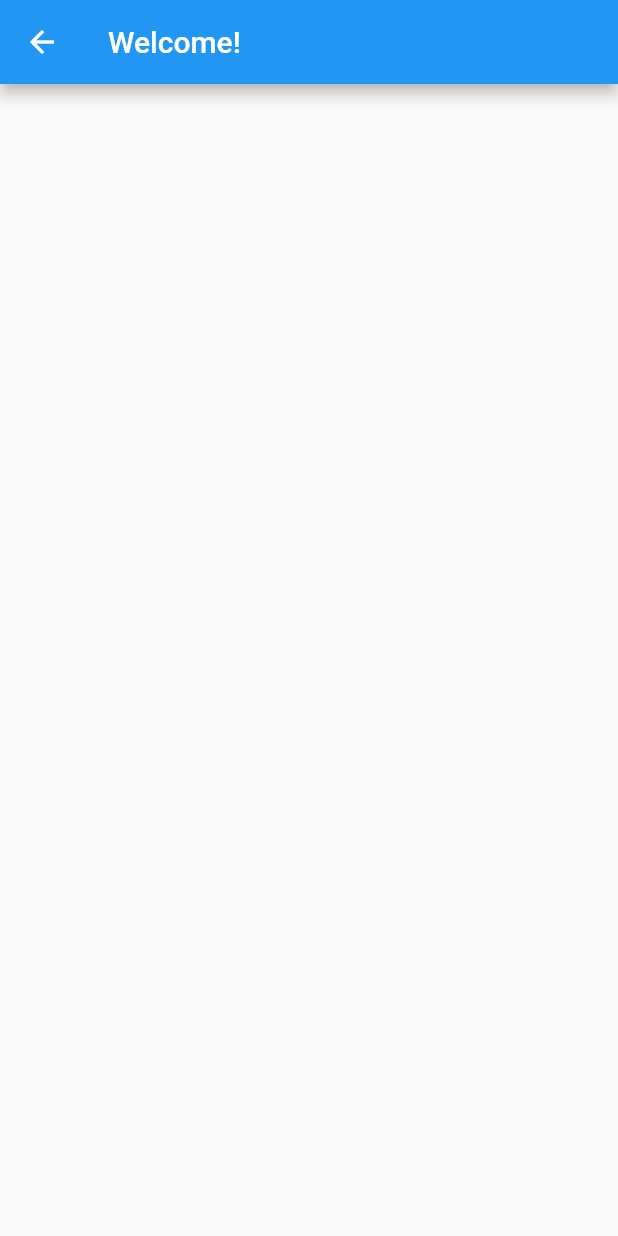
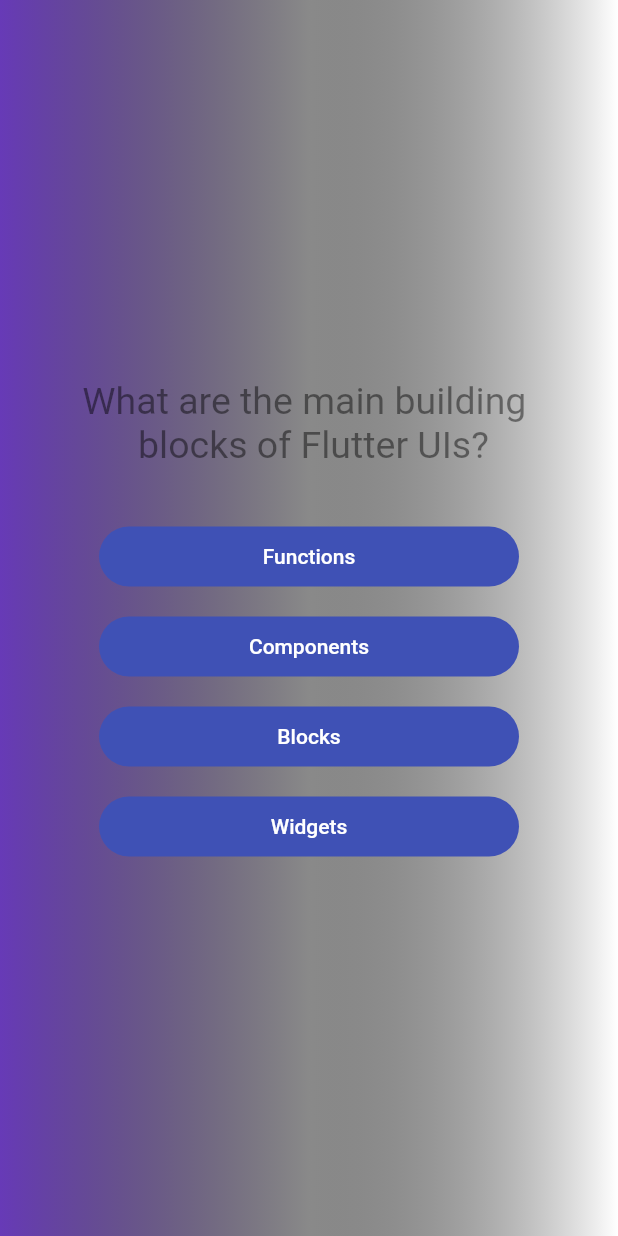
Before and after one commit to AdityaAmbhore/quiz_app, a Flutter app: the screen it shows after launch, after a tap on "Star Quiz", on a phone screen of 412 x 824 dp. Run offline on Flutter 3.47's test engine with Material 2 defaults, Android fonts, the phone set to English and light mode, and no system bars.

Commit message:
create quiz page

```diff
--- a/lib/main.dart
+++ b/lib/main.dart
@@ -10,6 +10,7 @@ class MyApp extends StatelessWidget {
   @override
   Widget build (BuildContext context) {
     return const MaterialApp(
+      debugShowCheckedModeBanner: false,
         home: SecondPage());
   }
 }
--- a/lib/secondpage.dart
+++ b/lib/secondpage.dart
@@ -14,6 +14,7 @@ class _SecondPageState extends State<SecondPage> {
   @override
   Widget build(BuildContext context) {
     return  Scaffold(
+
       body: Container(
         height: double.infinity,
         width: double.infinity,
--- a/lib/thirdpage.dart
+++ b/lib/thirdpage.dart
@@ -1,4 +1,5 @@
 import 'package:flutter/material.dart';
+
 class Thirdpage extends StatefulWidget {
   const Thirdpage({super.key});
 
@@ -10,8 +11,94 @@ class _ThirdpageState extends State<Thirdpage> {
   @override
   Widget build(BuildContext context) {
     return Scaffold(
-      appBar: AppBar(
-        title: const Text('Welcome!'),
+      body: Container(
+        height: double.infinity,
+        width: double.infinity,
+        decoration: const BoxDecoration(
+            gradient: LinearGradient(
+          colors: [Colors.deepPurple, Colors.black45, Colors.white],
+        )),
+        child: Column(
+          mainAxisAlignment: MainAxisAlignment.center,
+          crossAxisAlignment: CrossAxisAlignment.center,
+          children: [
+            const Text(
+                'What are the main building \n      blocks of Flutter UIs?',
+                style: TextStyle(fontSize: 25, color: Colors.black45)),
+            const SizedBox(
+              height: 40,
+            ),
+            Container(
+              width: 280,
+              height: 40,
+              decoration: BoxDecoration(
+                color: Colors.indigo,
+                borderRadius: BorderRadius.circular(20),
+              ),
+              child: TextButton(
+                onPressed: () {},
+                child: const Text(
+                  'Functions',
+                  style: TextStyle(color: Colors.white),
+                ),
+              ),
+            ),
+            const SizedBox(
+              height: 20,
+            ),
+            Container(
+              width: 280,
+              height: 40,
+              decoration: BoxDecoration(
+                color: Colors.indigo,
+                borderRadius: BorderRadius.circular(20),
+              ),
+              child: TextButton(
+                onPressed: () {},
+                child: const Text(
+                  'Components',
+                  style: TextStyle(color: Colors.white),
+                ),
+              ),
+            ),
+            const SizedBox(
+              height: 20,
+            ),
+            Container(
+              width: 280,
+              height: 40,
+              decoration: BoxDecoration(
+                color: Colors.indigo,
+                borderRadius: BorderRadius.circular(20),
+              ),
+              child: TextButton(
+                onPressed: () {},
+                child: const Text(
+                  'Blocks',
+                  style: TextStyle(color: Colors.white),
+                ),
+              ),
+            ),
+            const SizedBox(
+              height: 20,
+            ),
+            Container(
+              width: 280,
+              height: 40,
+              decoration: BoxDecoration(
+                color: Colors.indigo,
+                borderRadius: BorderRadius.circular(20),
+              ),
+              child: TextButton(
+                onPressed: () {},
+                child: const Text(
+                  'Widgets',
+                  style: TextStyle(color: Colors.white),
+                ),
+              ),
+            ),
+          ],
+        ),
       ),
     );
   }
```
